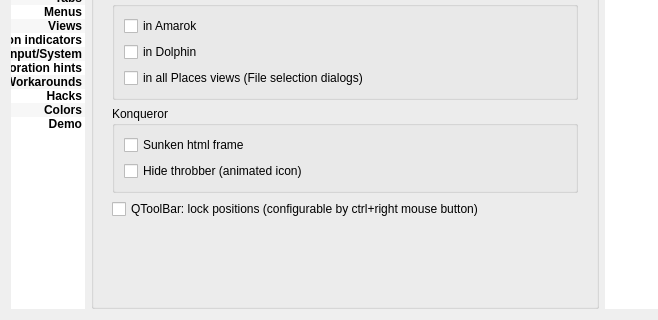
Before: the Qt Designer form config/config.ui in deiv/bespin-pkg, drawn with Qt 5; both pictures show x 0 to 658 and y 82 to 402 of the 765 by 402 pixel window.
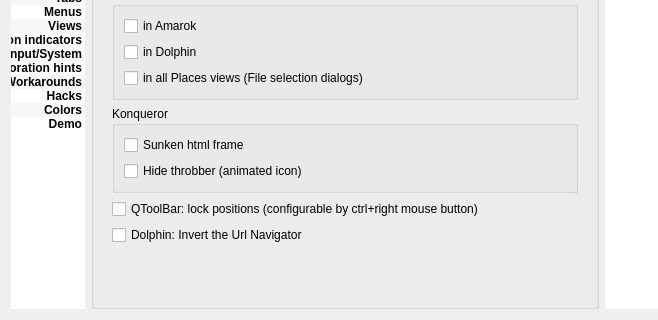
After: the same form once the commit is applied.

Commit message: cleanups and new workaround to invert dolphins urlnavi

Diff of the .ui file:
```diff
--- a/config/config.ui
+++ b/config/config.ui
@@ -3122,6 +3122,13 @@
             </property>
            </widget>
           </item>
+          <item>
+           <widget class="QCheckBox" name="hackDolphinUrl">
+            <property name="text">
+             <string>Dolphin: Invert the Url Navigator</string>
+            </property>
+           </widget>
+          </item>
           <item>
            <spacer name="verticalSpacer_16">
             <property name="orientation">
```
The commit also changes 8 other files.
